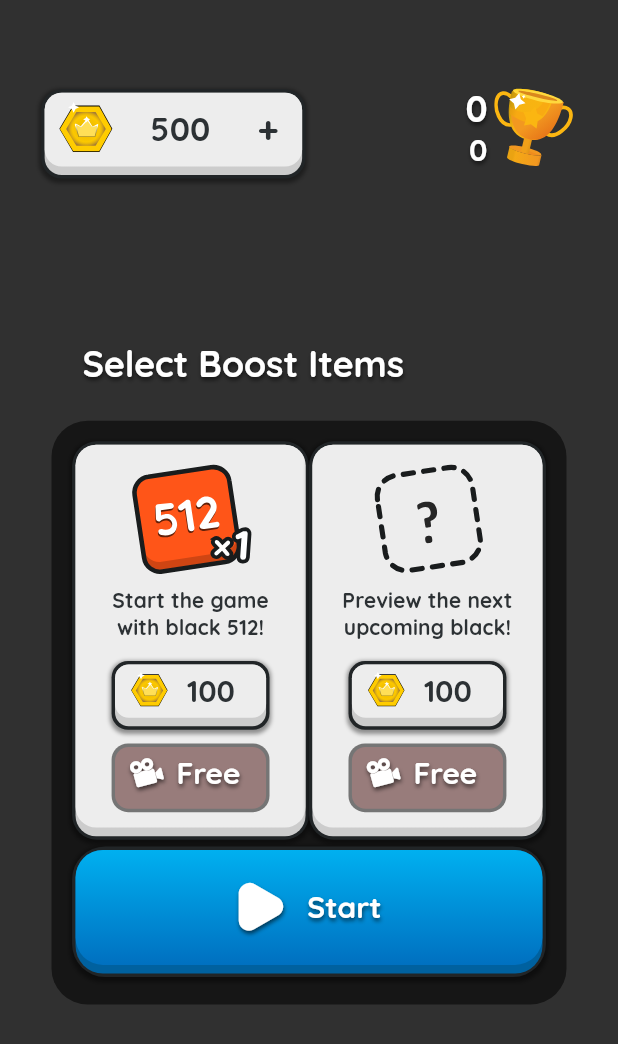
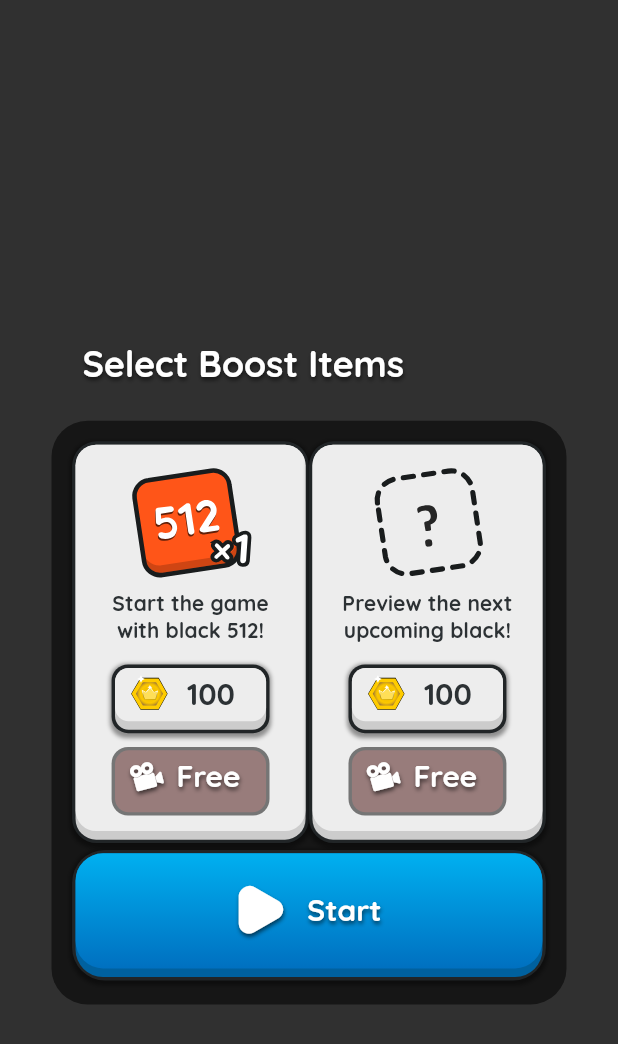
Before and after one commit to manjav/shooddice, a Flutter app: the screen it shows after launch, on a phone screen of 412 x 824 dp. Shown: the top 1044 px of the screen. Run offline on Flutter 3.47's test engine with Material 2 defaults, Android fonts, the phone set to English and light mode, and no system bars; our stand-ins replace firebase_analytics, firebase_core, flutter_local_notifications, flutter_svg, in_app_purchase, rive and 3 more; missing offline and left inert: appsflyer_sdk, flame, flame_svg, games_services, in_app_purchase_android, soundpool and 1 more; accounts and stored records are empty; statements that could not run were skipped.

Commit message:
Hide all menus in tutorial mode

```diff
--- a/numbers/lib/overlays/all.dart
+++ b/numbers/lib/overlays/all.dart
@@ -346,7 +346,7 @@ class Overlays {
     return basic(context,
         hasClose: false,
         title: "Select Boost Items",
-        padding: EdgeInsets.fromLTRB(12.d, 12.d, 12.d, 16.d),
+        padding: EdgeInsets.fromLTRB(12.d, 12.d, 12.d, 14.d),
         content:
             Column(crossAxisAlignment: CrossAxisAlignment.stretch, children: [
           Expanded(
--- a/numbers/lib/widgets/components.dart
+++ b/numbers/lib/widgets/components.dart
@@ -10,6 +10,7 @@ import 'package:numbers/widgets/buttons.dart';
 
 class Components {
   static Widget scores(ThemeData theme, {Function()? onTap}) {
+    if (Pref.tutorMode.value == 0) return SizedBox();
     return Hero(
         tag: "score",
         child: GestureDetector(
@@ -31,6 +32,7 @@ class Components {
 
   static Widget coins(BuildContext context,
       {Function()? onTap, bool clickable = true}) {
+    if (Pref.tutorMode.value == 0) return SizedBox();
     var theme = Theme.of(context);
     var text = "${Pref.coin.value.format()}";
     return Hero(
```
Also changed, not shown: numbers/lib/widgets/home.dart (+20 -6 lines).
